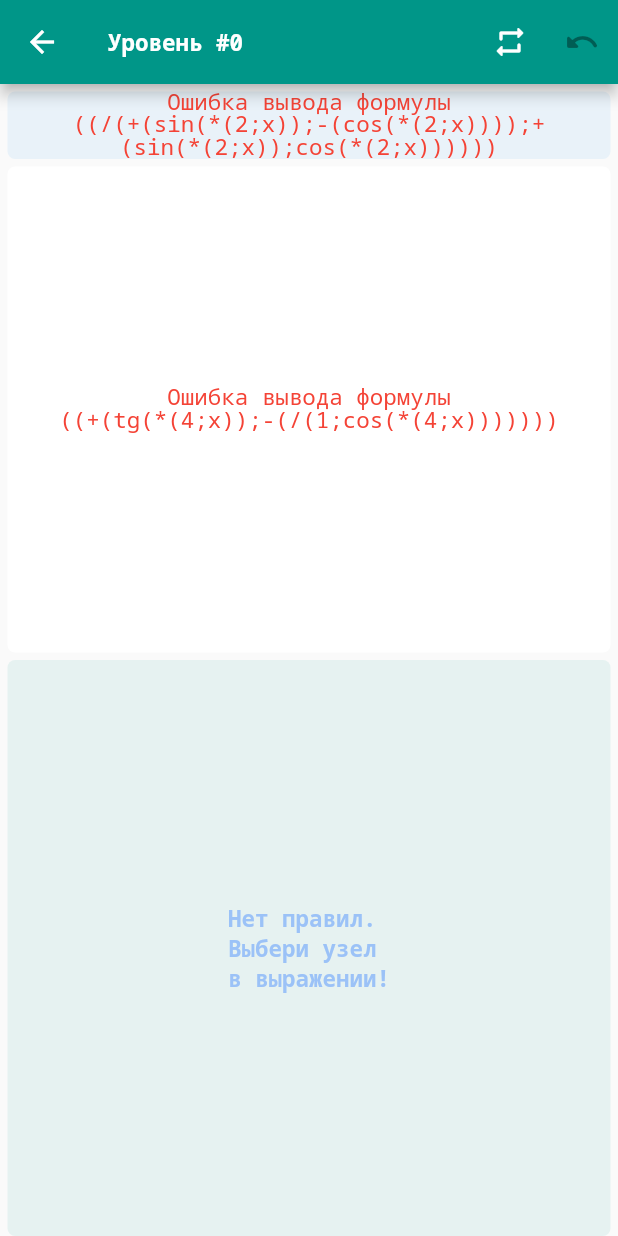
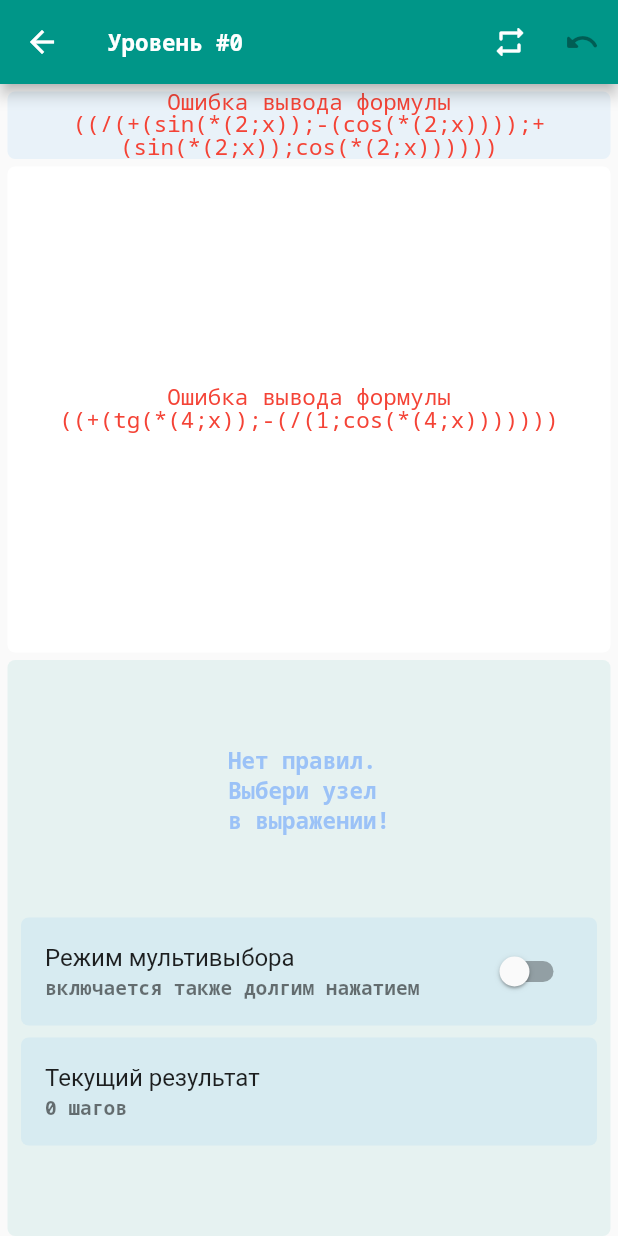
Before and after one commit to ik6cgsg/math-game-crossplatform, a Flutter app: the PlayScreen screen opened directly with empty values, on a phone screen of 412 x 824 dp. Run offline on Flutter 3.47's test engine with Material 2 defaults, Android fonts, the phone set to English and light mode, and no system bars; our stand-ins replace dartz, equatable, flutter_bloc, get_it, sqflite; accounts and stored records are empty.

Commit message:
More informative NoRulesView

```diff
--- a/lib/presentation/widgets/play/no_rules_view.dart
+++ b/lib/presentation/widgets/play/no_rules_view.dart
@@ -1,4 +1,8 @@
-import 'package:flutter/material.dart';
+import 'package:flutter/material.dart' hide Step;
+import 'package:flutter_bloc/flutter_bloc.dart';
+import 'package:math_game_crossplatform/presentation/blocs/play/play_bloc.dart';
+import 'package:math_game_crossplatform/presentation/blocs/play/play_event.dart';
+import 'package:math_game_crossplatform/presentation/blocs/play/play_state.dart';
 
 class NoRulesView extends StatefulWidget {
   const NoRulesView({Key? key}) : super(key: key);
@@ -27,15 +31,42 @@ class _NoRulesViewState extends State<NoRulesView> with TickerProviderStateMixin
 
   @override
   Widget build(BuildContext context) {
-    return Center(
-      child: FadeTransition(
+    final playBloc = BlocProvider.of<PlayBloc>(context, listen: true);
+    return Column(
+      mainAxisAlignment: MainAxisAlignment.spaceEvenly,
+      crossAxisAlignment: CrossAxisAlignment.center,
+      children: [
+        FadeTransition(
           opacity: Tween<double>(begin: 1, end: 0.1).animate(_controller),
           child: Text(
-            "Нет правил.\nВыбери узел\nв выражении!",
+            'Нет правил.\nВыбери узел\nв выражении!',
             textAlign: TextAlign.start,
             style: Theme.of(context).textTheme.headline1,
           )
-      ),
+        ),
+        Column(
+          children: [
+            Card(
+              child: ListTile(
+                title: Text('Режим мультивыбора'),
+                subtitle: Text('включается также долгим нажатием'),
+                trailing: Switch(
+                  value: (playBloc.state as Step).state.multiselectMode,
+                  onChanged: (_) {
+                    playBloc.add(ToggleMultiselectEvent(null));
+                  }
+                ),
+              ),
+            ),
+            Card(
+              child: ListTile(
+                title: Text('Текущий результат'),
+                subtitle: Text('${(playBloc.state as Step).state.stepCount} шагов'),
+              ),
+            ),
+          ]
+        )
+      ]
     );
   }
 }
```
